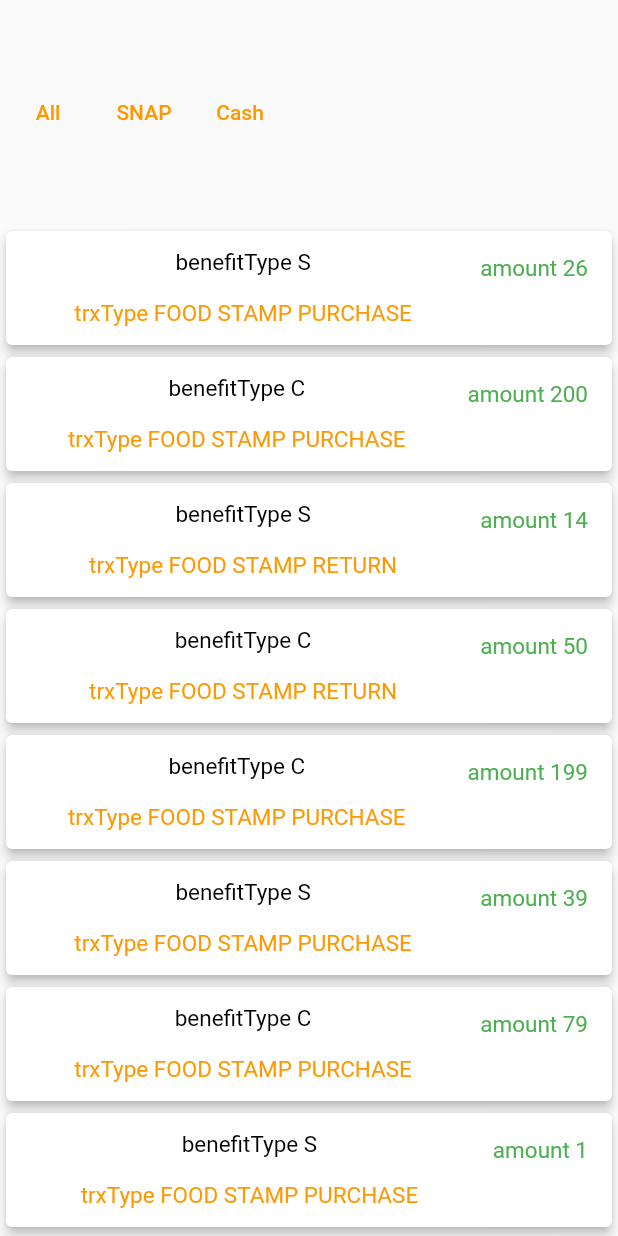
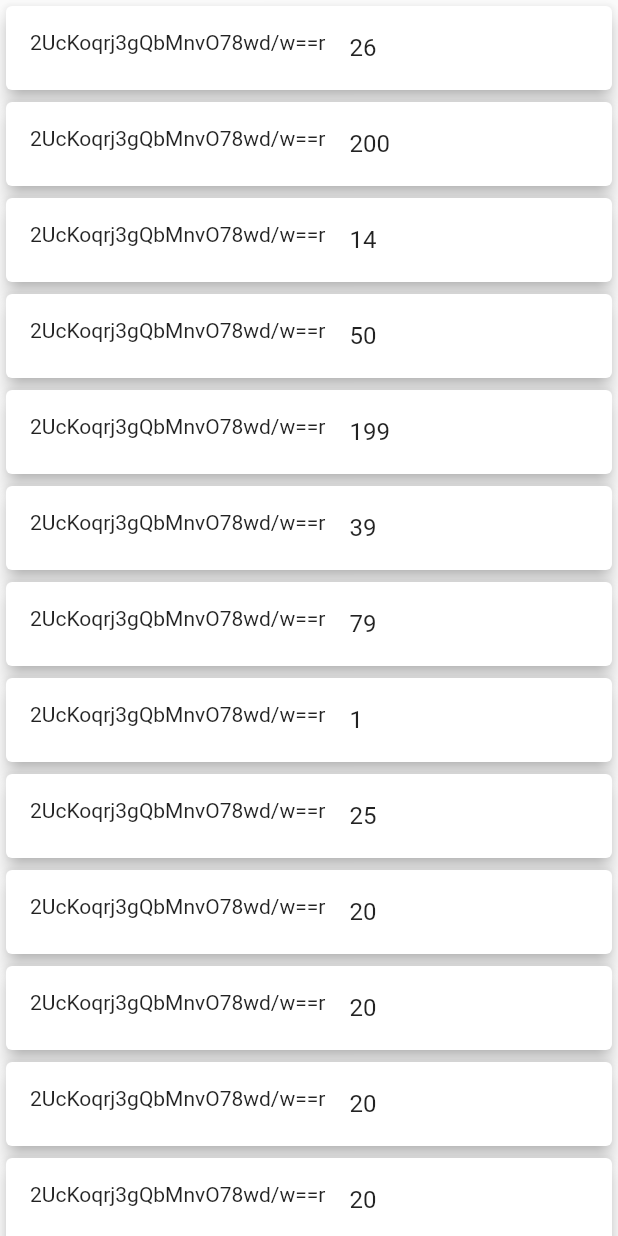
Before and after one commit to maheshmobileApp/flutter-classes, a Flutter app: the screen it shows after launch, on a phone screen of 412 x 824 dp. Run offline on Flutter 3.47's test engine with Material 2 defaults, Android fonts, the light colour scheme and no system bars; missing offline and left inert: dart:js.

Commit message:
load the sample json to listview

```diff
--- a/assets/sample.json
+++ b/assets/sample.json
@@ -1,5 +1,5 @@
 {
-    "errors": null,
+    "errors": "success",
     "trxHistoryDetails": [
         {
             "trxDatetime": "12/03/2020 23:01:02",
--- /dev/null
+++ b/lib/list_view/load_json_data_to_list.dart
@@ -0,0 +1,54 @@
+import 'dart:convert';
+
+import 'package:firstproject/model/trx_history_model.dart';
+import 'package:flutter/material.dart';
+import 'package:flutter/services.dart';
+
+class LoadJsonFileToList extends StatefulWidget {
+  LoadJsonFileToList({Key? key}) : super(key: key);
+
+  @override
+  _LoadJsonFileToListState createState() => _LoadJsonFileToListState();
+}
+
+class _LoadJsonFileToListState extends State<LoadJsonFileToList> {
+  List<TransModel>? trxHistoryDetails;
+  @override
+  Widget build(BuildContext context) {
+    return Scaffold(body: buildListView());
+  }
+
+  Widget buildListView() {
+    return ListView.builder(
+      itemBuilder: (BuildContext context, int index) {
+        final obje = this.trxHistoryDetails?[index];
+        return Card(
+          elevation: 5,
+          child: ListTile(
+            title: Text("${obje?.amount ?? ""}"),
+            leading: Text(obje?.cardNbr ?? ""),
+          ),
+        );
+      },
+      itemCount: this.trxHistoryDetails?.length,
+    );
+  }
+
+  @override
+  void initState() {
+    super.initState();
+    loadJsonFile();
+  }
+
+  loadJsonFile() async {
+    final data = await rootBundle.loadString("assets/sample.json");
+    final jsonObj = json.decode(data);
+    final transModel = TransHistoryMode.fromJson(jsonObj);
+    print(transModel.errors);
+    print(transModel.trxHistoryDetails);
+    setState(() {
+      this.trxHistoryDetails = transModel.trxHistoryDetails;
+    });
+    print(jsonObj);
+  }
+}
--- a/lib/main.dart
+++ b/lib/main.dart
@@ -7,6 +7,8 @@ import 'package:firstproject/navigation/first_screen.dart';
 import 'package:firstproject/navigation/second_screen.dart';
 import 'package:firstproject/statefull_widget.dart';
 import 'package:flutter/material.dart';
+
+import 'list_view/load_json_data_to_list.dart';
 
 void main() {
   runApp(const MyApp());
@@ -24,12 +26,13 @@ class MyApp extends StatelessWidget {
       theme: ThemeData(
         primarySwatch: Colors.orange,
       ),
-      initialRoute: "/empdemo",
+      initialRoute: "/loadList",
       routes: {
         "/": (context) => FirstScreen(),
         "/second": (context) => SecondScreen(),
         "/emplist": (context) => EmpListView(),
-        "/empdemo": (context) => FilterListDemo()
+        "/empdemo": (context) => FilterListDemo(),
+        "/loadList": (context) => LoadJsonFileToList()
       },
       // home: FirstScreen()
     );
@@ -124,3 +127,15 @@ class MyApp extends StatelessWidget {
 //Childerns - > Row, Column,ListView
 
 //Task: container, list,map tasks and Row
+
+
+//load the data from local json file and bind to listview
+//step 1: create one json file
+//step 2 : add json file to assets folder
+// step 3: define json file in .yml file
+// step 4: load the json file from bundle
+// step 5: create one model class based on json
+// step 6: bind the model class into listview
+
+
+//1 - > 2 - > 3 -> 4 -> 1
--- /dev/null
+++ b/lib/model/trx_history_model.dart
@@ -0,0 +1,80 @@
+class TransHistoryMode {
+  final String? errors;
+  final List<TransModel>? trxHistoryDetails;
+  TransHistoryMode({this.errors, this.trxHistoryDetails});
+
+  factory TransHistoryMode.fromJson(Map<String, dynamic> json) =>
+      TransHistoryMode(
+        errors: json["errors"],
+        trxHistoryDetails: List<TransModel>.from(
+            json["trxHistoryDetails"].map((x) => TransModel.fromJson(x))),
+      );
+}
+
+class TransModel {
+  final String? trxDateTime;
+  final String? cardNbr;
+  final String? retailerName;
+  final String? retailerLocation;
+  final String? benefitType;
+  final int? amount;
+
+  TransModel(
+      {this.trxDateTime,
+      this.cardNbr,
+      this.retailerLocation,
+      this.retailerName,
+      this.amount,
+      this.benefitType});
+
+  factory TransModel.fromJson(Map<String, dynamic> json) => TransModel(
+        trxDateTime: json["trxDatetime"],
+        cardNbr: json["cardNbr"],
+        retailerName: json["retailerName"],
+        retailerLocation: json["retailerLocation"],
+        benefitType: json["benefitType"],
+        amount: json["amount"],
+      );
+}
+
+
+
+/*
+
+{
+            "trxDatetime": "12/03/2020 23:01:02",
+            "cardNbr": "2UcKoqrj3gQbMnvO78wd/w==r",
+            "retailerName": "CONVENIENCE",
+            "retailerLocation": "00000000012 TEST LN PITTSB",
+            "benefitType": "S",
+            "trxType": "FOOD STAMP PURCHASE",
+            "amount": 26,
+            "debitOrCredit": "D",
+            "retailerCategoryName": null
+        },
+class className {
+
+  final String? trxDateTime;
+
+className({ this.trxDateTime})
+
+}
+
+final obj =  className(trxDateTime:123);
+
+ */
+
+/*
+
+{
+            "trxDatetime": "12/03/2020 23:01:02",
+            "cardNbr": "2UcKoqrj3gQbMnvO78wd/w==r",
+            "retailerName": "CONVENIENCE",
+            "retailerLocation": "00000000012 TEST LN PITTSB",
+            "benefitType": "S",
+            "trxType": "FOOD STAMP PURCHASE",
+            "amount": 26,
+            "debitOrCredit": "D",
+            "retailerCategoryName": null
+        },
+ */
--- a/pubspec.yaml
+++ b/pubspec.yaml
@@ -64,6 +64,7 @@ flutter:
   # To add assets to your application, add an assets section, like this:
   assets:
     - assets/sample.json
+    - assets/image.png
 
 
   # An image asset can refer to one or more resolution-specific "variants", see
```
Also changed, not shown: assets/image.png (added).
